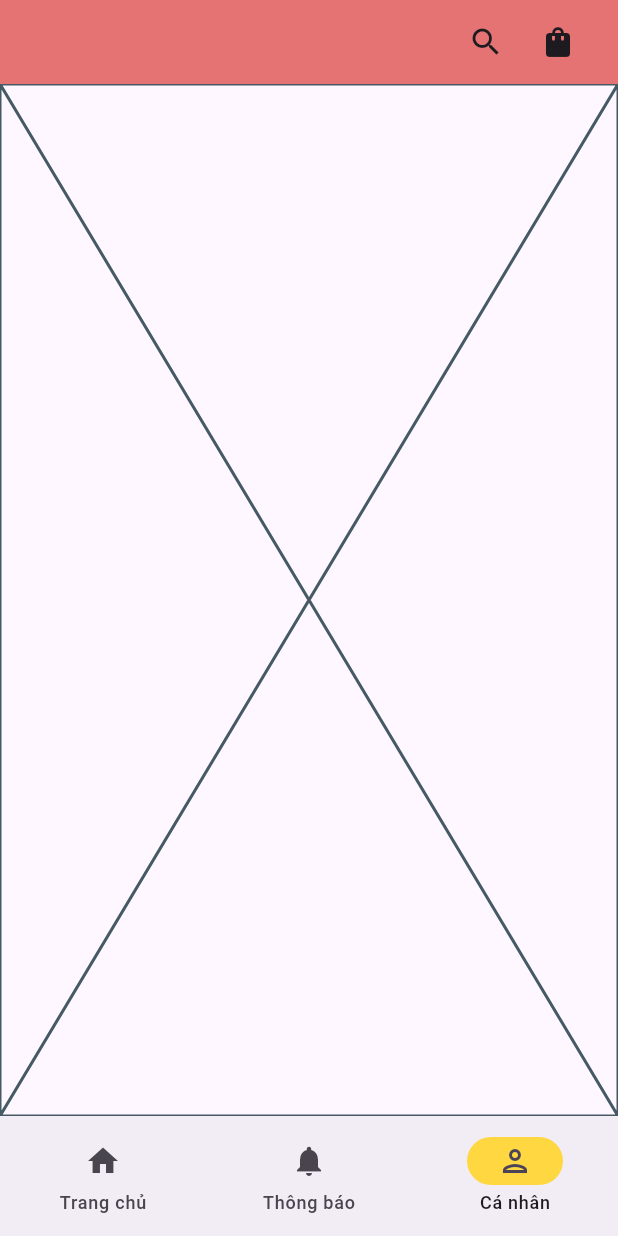
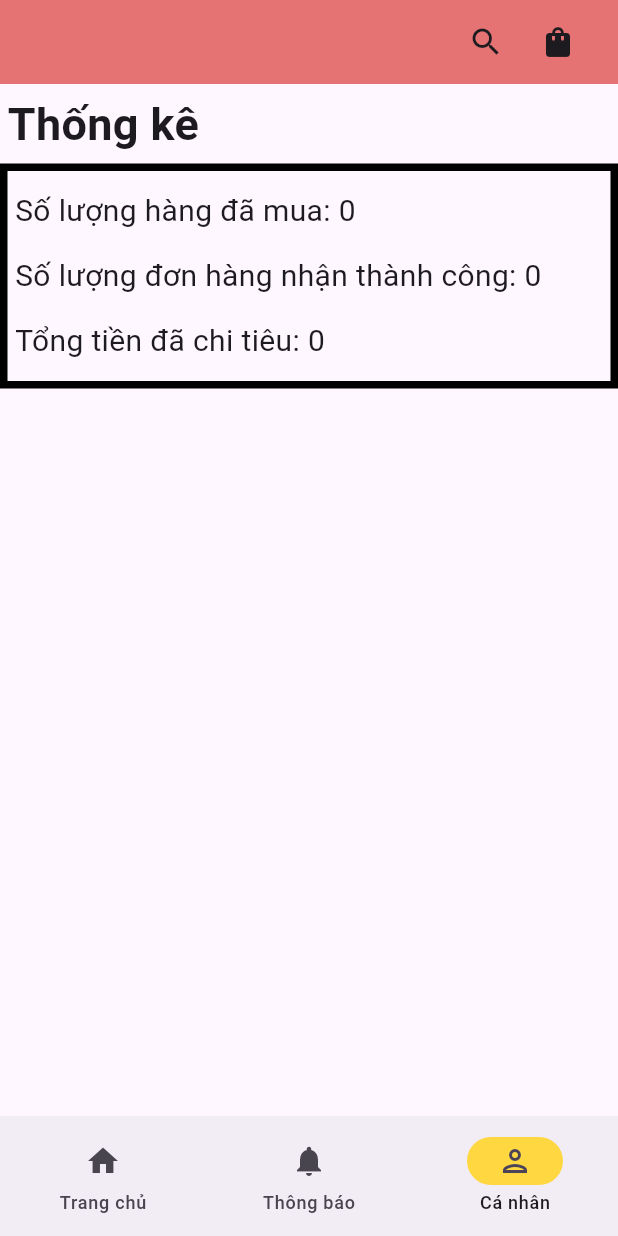
Before and after one commit to NguyenTanPhuoc123/AppMobileShoeStore, a Flutter app: the screen it shows after launch, item 3 of the bottom bar chosen, on a phone screen of 412 x 824 dp. Run offline on Flutter 3.47's test engine with Material 2 defaults, Android fonts, the phone set to English and light mode, and no system bars.

Commit message:
Thêm phần Statistical cho trang Personal

```diff
--- a/lib/components/personal.dart
+++ b/lib/components/personal.dart
@@ -1,10 +1,13 @@
 import 'package:flutter/material.dart';
+import 'package:shoestore/components/statistical.dart';
 
 class Personal extends StatelessWidget {
   const Personal({super.key});
 
   @override
   Widget build(BuildContext context) {
-    return const Placeholder();
+    return const Scaffold(
+      body: Statistical(),
+    );
   }
 }
--- /dev/null
+++ b/lib/components/statistical.dart
@@ -0,0 +1,55 @@
+import 'package:flutter/material.dart';
+
+class Statistical extends StatefulWidget {
+  const Statistical({super.key});
+
+  @override
+  State<Statistical> createState() => _Statistical();
+}
+var tongchitieu=0;
+var soluongdamua=0;
+var soluongthanhcong=0;
+
+class _Statistical extends State<Statistical> {
+  @override
+  Widget build(BuildContext context) {
+    return  Scaffold(
+
+      body: Column(
+        children: [
+          Row(///Phần thống kê----------------------------------------------------
+
+            children: [
+              Column(
+                crossAxisAlignment: CrossAxisAlignment.start,
+                children: [
+                  const Padding(padding: EdgeInsets.all(5),
+                  child: Text("Thống kê", style: TextStyle(fontWeight: FontWeight.bold,fontSize: 30)),),
+                   Container(
+                        width: MediaQuery.of(context).size.width,
+                        height: 150,
+                        decoration:  BoxDecoration(
+                          border: Border.all(width: 5,color: Colors.black),
+
+                        ),
+
+                        child: Padding(padding: const EdgeInsets.all(5),
+                        child: Column(
+                          mainAxisAlignment: MainAxisAlignment.spaceAround,
+                          crossAxisAlignment: CrossAxisAlignment.start,
+                          children: [
+                            Text("Số lượng hàng đã mua: $soluongdamua",style:const TextStyle(fontSize: 20,),),
+                            Text("Số lượng đơn hàng nhận thành công: $soluongthanhcong",style:const TextStyle(fontSize: 20)),
+                            Text("Tổng tiền đã chi tiêu: $tongchitieu",style:const TextStyle(fontSize: 20))
+                          ],
+                        ),)
+                   )
+                ],
+              )
+            ],
+          )
+        ],
+      ),
+    );
+  }
+}
```
